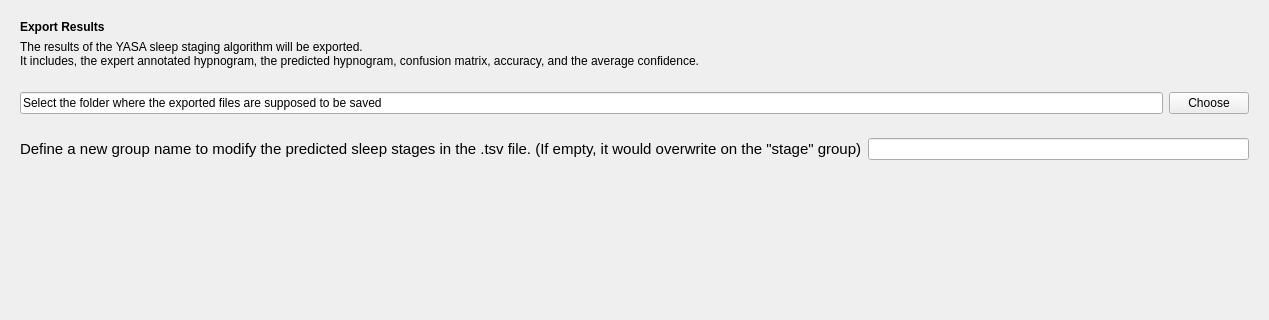
This is tools/ExampleToolsPackage/AutomaticSleepScoring/ExportResultsStep/Ui_ExportResultsStep.ui in mhazad99/Automatic-Sleep-Scoring-Package as Qt 5 draws it before an edit; both pictures show x 0 to 1269 and y 0 to 320 of the 1269 by 585 pixel window. The edited form follows.
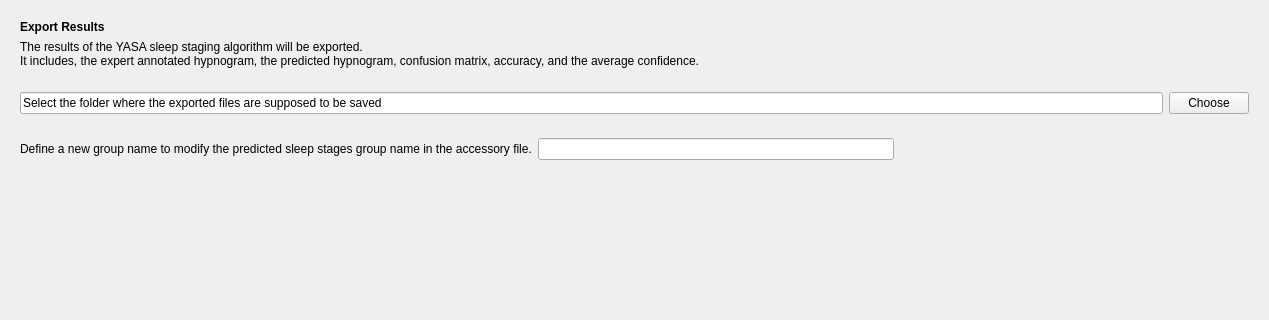
This is the edited form.

Patch:
```diff
--- a/tools/ExampleToolsPackage/AutomaticSleepScoring/ExportResultsStep/Ui_ExportResultsStep.ui
+++ b/tools/ExampleToolsPackage/AutomaticSleepScoring/ExportResultsStep/Ui_ExportResultsStep.ui
@@ -74,7 +74,7 @@
         <item>
          <widget class="QLabel" name="label_2">
           <property name="text">
-           <string>&lt;html&gt;&lt;head/&gt;&lt;body&gt;&lt;p&gt;&lt;span style=&quot; font-size:11pt;&quot;&gt;Define a new group name to modify the predicted sleep stages in the .tsv file. (If empty, it would overwrite on the &amp;quot;stage&amp;quot; group)&lt;/span&gt;&lt;/p&gt;&lt;/body&gt;&lt;/html&gt;</string>
+           <string>&lt;html&gt;&lt;head/&gt;&lt;body&gt;&lt;p&gt;Define a new group name to modify the predicted sleep stages group name in the accessory file.&lt;/p&gt;&lt;/body&gt;&lt;/html&gt;</string>
           </property>
          </widget>
         </item>
@@ -85,6 +85,19 @@
           </property>
          </widget>
         </item>
+        <item>
+         <spacer name="horizontalSpacer">
+          <property name="orientation">
+           <enum>Qt::Horizontal</enum>
+          </property>
+          <property name="sizeHint" stdset="0">
+           <size>
+            <width>40</width>
+            <height>20</height>
+           </size>
+          </property>
+         </spacer>
+        </item>
        </layout>
       </widget>
      </item>
```
